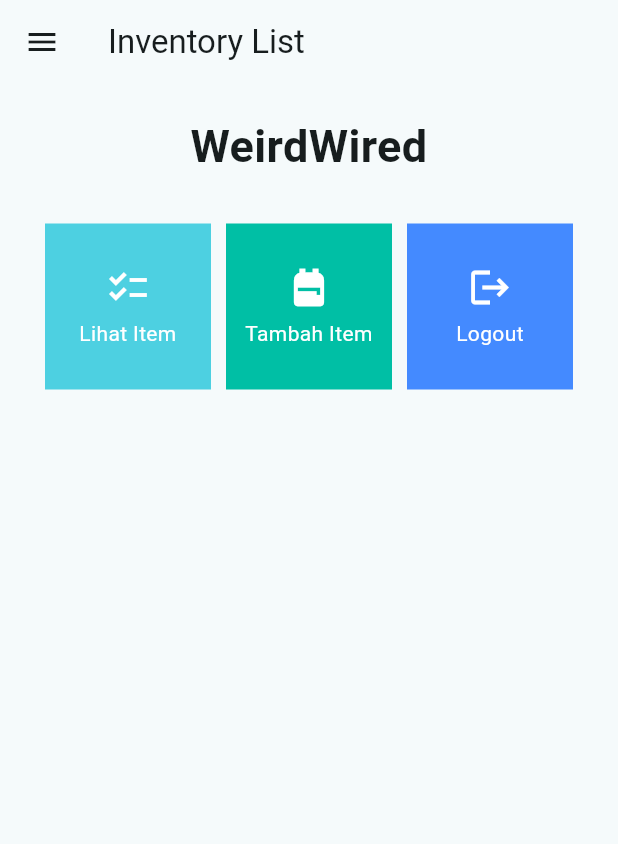
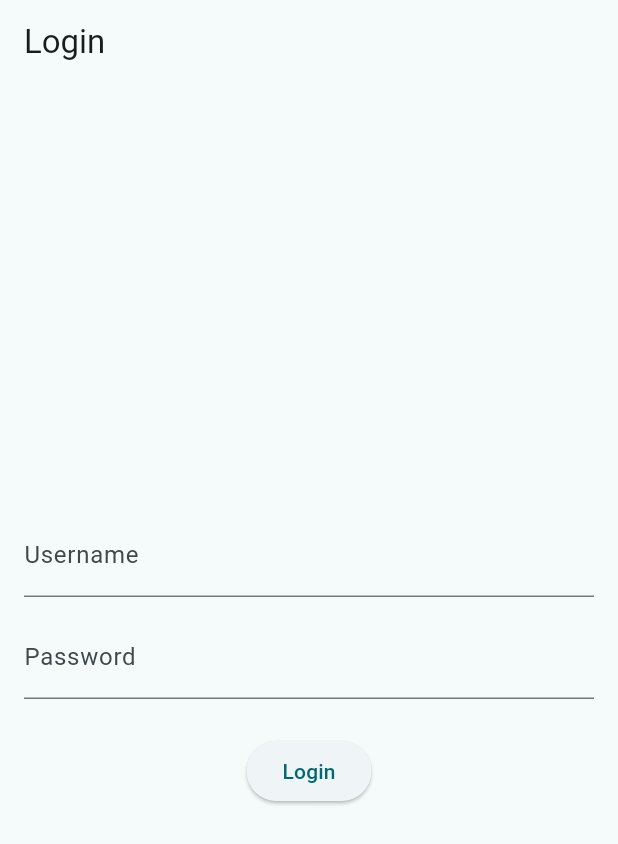
Before and after one commit to evelynphs/weird-wired-mobile, a Flutter app: the screen it shows after launch, on a phone screen of 412 x 824 dp. Shown: the top 844 px of the screen. Run offline on Flutter 3.47's test engine with Material 2 defaults, Android fonts, the phone set to English and light mode, and no system bars; missing offline and left inert: pbp_django_auth.

Commit message:
tugas 9 partially done

```diff
--- a/lib/main.dart
+++ b/lib/main.dart
@@ -1,5 +1,8 @@
 import 'package:flutter/material.dart';
 import 'package:weird_wired/screens/menu.dart';
+import 'package:weird_wired/screens/login.dart';
+import 'package:pbp_django_auth/pbp_django_auth.dart';
+import 'package:provider/provider.dart';
 
 void main() {
   runApp(const MyApp());
@@ -11,13 +14,19 @@
   // This widget is the root of your application.
   @override
   Widget build(BuildContext context) {
-    return MaterialApp(
-      title: 'Flutter Demo',
-      theme: ThemeData(
-        colorScheme: ColorScheme.fromSeed(seedColor: Colors.cyan.shade300),
-        useMaterial3: true,
+    return Provider(
+      create: (_) {
+                CookieRequest request = CookieRequest();
+                return request;
+            },
+      child: MaterialApp(
+        title: 'Flutter Demo',
+        theme: ThemeData(
+          colorScheme: ColorScheme.fromSeed(seedColor: Colors.cyan.shade300),
+          useMaterial3: true,
+        ),
+        home: LoginPage(),
       ),
-      home: MyHomePage(),
     );
   }
 }
--- /dev/null
+++ b/lib/screens/login.dart
@@ -0,0 +1,114 @@
+import 'package:weird_wired/screens/menu.dart';
+import 'package:flutter/material.dart';
+import 'package:pbp_django_auth/pbp_django_auth.dart';
+import 'package:provider/provider.dart';
+
+void main() {
+    runApp(const LoginApp());
+}
+
+class LoginApp extends StatelessWidget {
+const LoginApp({super.key});
+
+@override
+Widget build(BuildContext context) {
+    return MaterialApp(
+        title: 'Login',
+        theme: ThemeData(
+            primarySwatch: Colors.blue,
+    ),
+    home: const LoginPage(),
+    );
+    }
+}
+
+class LoginPage extends StatefulWidget {
+    const LoginPage({super.key});
+
+    @override
+    _LoginPageState createState() => _LoginPageState();
+}
+
+class _LoginPageState extends State<LoginPage> {
+    final TextEditingController _usernameController = TextEditingController();
+    final TextEditingController _passwordController = TextEditingController();
+
+    @override
+    Widget build(BuildContext context) {
+        final request = context.watch<CookieRequest>();
+        return Scaffold(
+            appBar: AppBar(
+                title: const Text('Login'),
+            ),
+            body: Container(
+                padding: const EdgeInsets.all(16.0),
+                child: Column(
+                    mainAxisAlignment: MainAxisAlignment.center,
+                    children: [
+                        TextField(
+                            controller: _usernameController,
+                            decoration: const InputDecoration(
+                                labelText: 'Username',
+                            ),
+                        ),
+                        const SizedBox(height: 12.0),
+                        TextField(
+                            controller: _passwordController,
+                            decoration: const InputDecoration(
+                                labelText: 'Password',
+                            ),
+                            obscureText: true,
+                        ),
+                        const SizedBox(height: 24.0),
+                        ElevatedButton(
+                            onPressed: () async {
+                                String username = _usernameController.text;
+                                String password = _passwordController.text;
+
+                                // Cek kredensial
+                                // TODO: Ganti URL dan jangan lupa tambahkan trailing slash (/) di akhir URL!
+                                // Untuk menyambungkan Android emulator dengan Django pada localhost,
+                                // gunakan URL http://10.0.2.2/
+                                final response = await request.login("http://127.0.0.1:8000/auth/login/", {
+                                'username': username,
+                                'password': password,
+                                });
+
+                                if (request.loggedIn) {
+                                    String message = response['message'];
+                                    String uname = response['username'];
+                                    Navigator.pushReplacement(
+                                        context,
+                                        MaterialPageRoute(builder: (context) => MyHomePage()),
+                                    );
+                                    ScaffoldMessenger.of(context)
+                                        ..hideCurrentSnackBar()
+                                        ..showSnackBar(
+                                            SnackBar(content: Text("$message Selamat datang, $uname.")));
+                                    } else {
+                                    showDialog(
+                                        context: context,
+                                        builder: (context) => AlertDialog(
+                                            title: const Text('Login Gagal'),
+                                            content:
+                                                Text(response['message']),
+                                            actions: [
+                                                TextButton(
+                                                    child: const Text('OK'),
+                                                    onPressed: () {
+                                                        Navigator.pop(context);
+                                                    },
+                                                ),
+                                            ],
+                                        ),
+                                    );
+                                }
+                            },
+                            child: const Text('Login'),
+                        ),
+                    ],
+                ),
+            ),
+        );
+    }
+}
--- a/lib/screens/menu.dart
+++ b/lib/screens/menu.dart
@@ -62,52 +62,3 @@
     );
     }
 }
-
-class InventoryCard extends StatelessWidget {
-  final InventoryItem item;
-
-  const InventoryCard(this.item, {super.key}); // Constructor
-
-  @override
-  Widget build(BuildContext context) {
-    return Material(
-      color: item.color,
-      child: InkWell(
-        // Area responsive terhadap sentuhan
-        onTap: () {
-          // Memunculkan SnackBar ketika diklik
-          ScaffoldMessenger.of(context)
-            ..hideCurrentSnackBar()
-            ..showSnackBar(SnackBar(
-                content: Text("Kamu telah menekan tombol ${item.name}!")));
-
-          if (item.name == "Tambah Item") {
-            Navigator.push(context, MaterialPageRoute(builder: (context) => const InventoryFormPage()));
-          }
-        },
-        child: Container(
-          // Container untuk menyimpan Icon dan Text
-          padding: const EdgeInsets.all(8),
-          child: Center(
-            child: Column(
-              mainAxisAlignment: MainAxisAlignment.center,
-              children: [
-                Icon(
-                  item.icon,
-                  color: Colors.white,
-                  size: 30.0,
-                ),
-                const Padding(padding: EdgeInsets.all(3)),
-                Text(
-                  item.name,
-                  textAlign: TextAlign.center,
-                  style: const TextStyle(color: Colors.white),
-                ),
-              ],
-            ),
-          ),
-        ),
-      ),
-    );
-  }
-}
--- a/pubspec.yaml
+++ b/pubspec.yaml
@@ -35,6 +35,9 @@
   # The following adds the Cupertino Icons font to your application.
   # Use with the CupertinoIcons class for iOS style icons.
   cupertino_icons: ^1.0.2
+  provider: ^6.1.1
+  pbp_django_auth: ^0.4.0
+  http: ^1.1.0
 
 dev_dependencies:
   flutter_test:
```
Also changed, not shown: lib/models/item.dart (added, +85 -0 lines), lib/screens/list_item.dart (added, +90 -0 lines), lib/widgets/inventory_card.dart (+54 -0 lines), lib/widgets/left_drawer.dart (+12 -0 lines), pubspec.lock, 2 other files.
